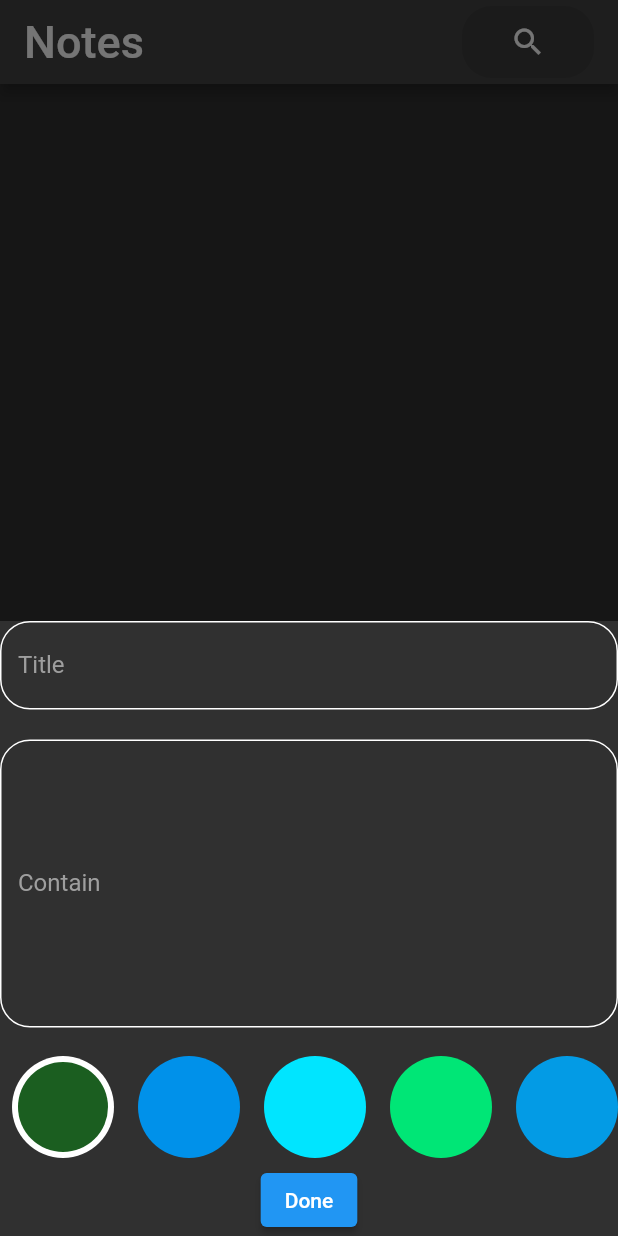
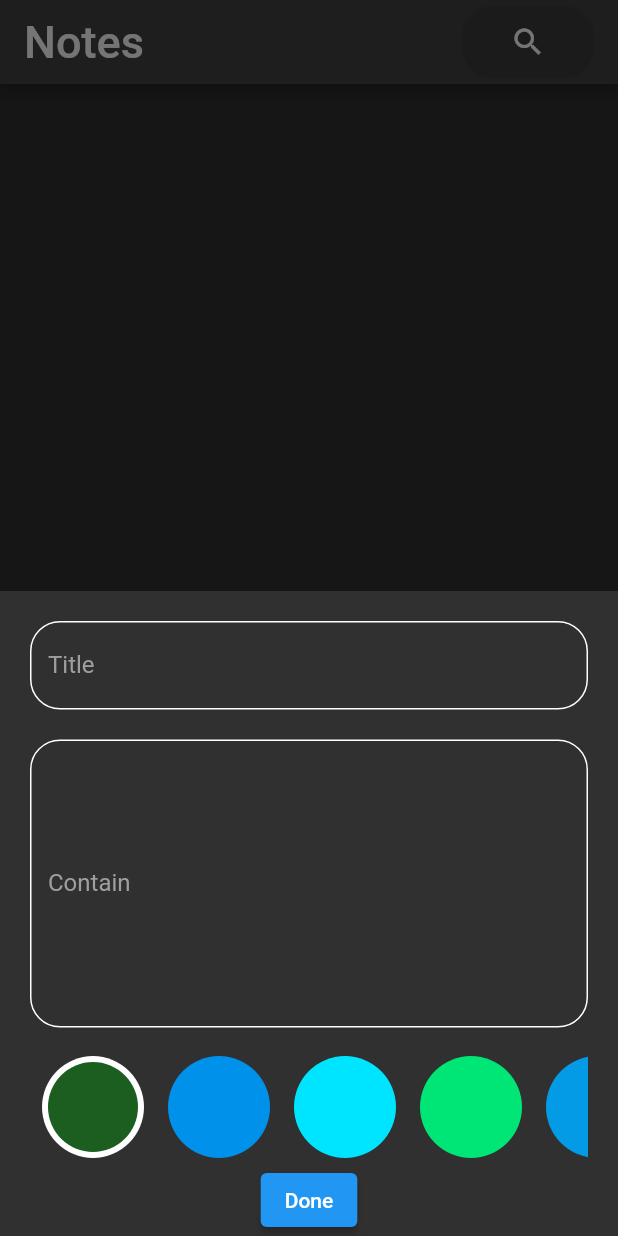
Before and after one commit to abderrahim17/noteApp, a Flutter app: the screen it shows after launch, after a tap on the "add" icon, on a phone screen of 412 x 824 dp. Run offline on Flutter 3.47's test engine with Material 2 defaults, Android fonts, the phone set to English and light mode, and no system bars; our stand-ins replace bloc, flutter_bloc, hive, hive_flutter; accounts and stored records are empty.

Commit message:
padding the bottom sheet
Signed-off-by: abderrahim17 <boukabous.abderrahim@gmail.com>

```diff
--- a/lib/views/note_vew_bottom_sheet.dart
+++ b/lib/views/note_vew_bottom_sheet.dart
@@ -1,4 +1,4 @@
-import 'package:flutter/cupertino.dart';
+
 import 'package:flutter/material.dart';
 import 'package:flutter_bloc/flutter_bloc.dart';
 import '../cubits/home_page_cubit/add_note_cubit.dart';
@@ -14,8 +14,12 @@ class NoteViewBottomSheet extends StatelessWidget {
   Widget build(BuildContext context) {
     return FloatingActionButton(
         backgroundColor: Colors.grey,
+
         onPressed: () {
+
           showModalBottomSheet(
+           /// to allow the bottom sheet to move to the top
+            isScrollControlled: true ,
               context: context,
               builder: (context) {
                 return
@@ -41,7 +45,12 @@ class NoteViewBottomSheet extends StatelessWidget {
                         ///absorb pointer is a function to bloc the user to interact with the screen
                         return AbsorbPointer(
                             absorbing: state is AddNoteLoadding ? true :false ,
-                            child: SingleChildScrollView(child: AddNoteForm()));});
+                            child: Padding(
+                              padding: EdgeInsets.only(top:20,right:20,left:20,
+                                  ///to give the exact size of the keyboard
+                                  bottom:MediaQuery.of(context).viewInsets.bottom, ),
+                              child: SingleChildScrollView(child: AddNoteForm()),
+                            ));});
                // );
               });
         },
--- a/lib/views/notes_view.dart
+++ b/lib/views/notes_view.dart
@@ -17,7 +17,6 @@ class NotesView extends StatelessWidget {
   @override
   Widget build(BuildContext context) {
     return Scaffold(
-
         floatingActionButton: NoteViewBottomSheet(),
         appBar: AppBar(
           title: Row(
```
